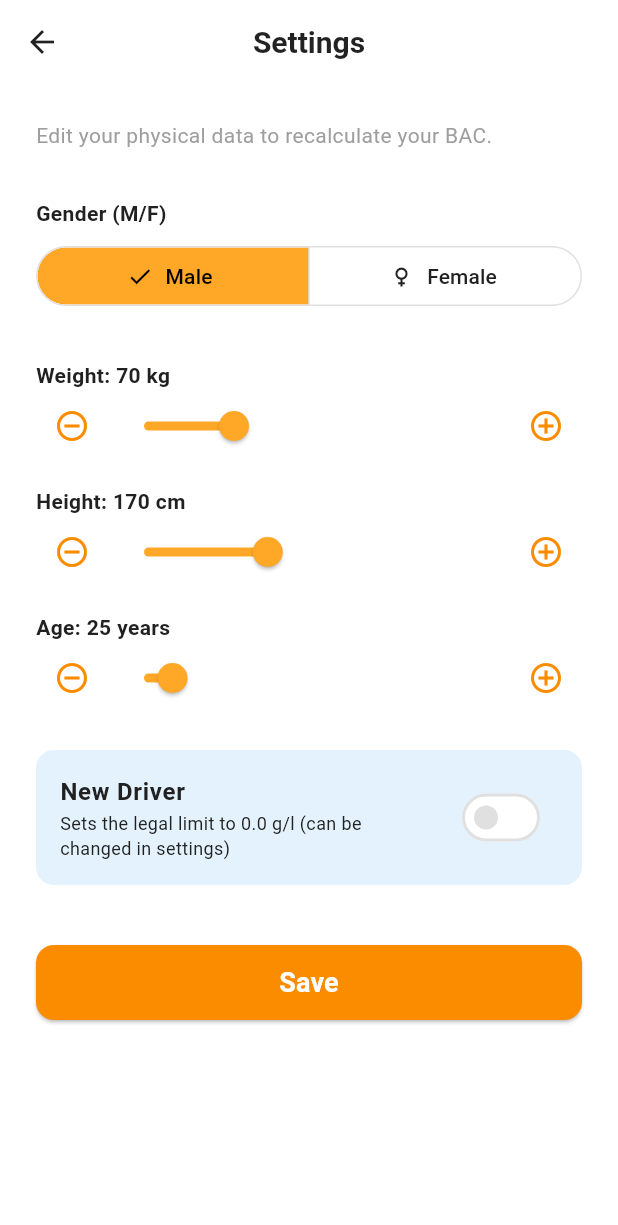
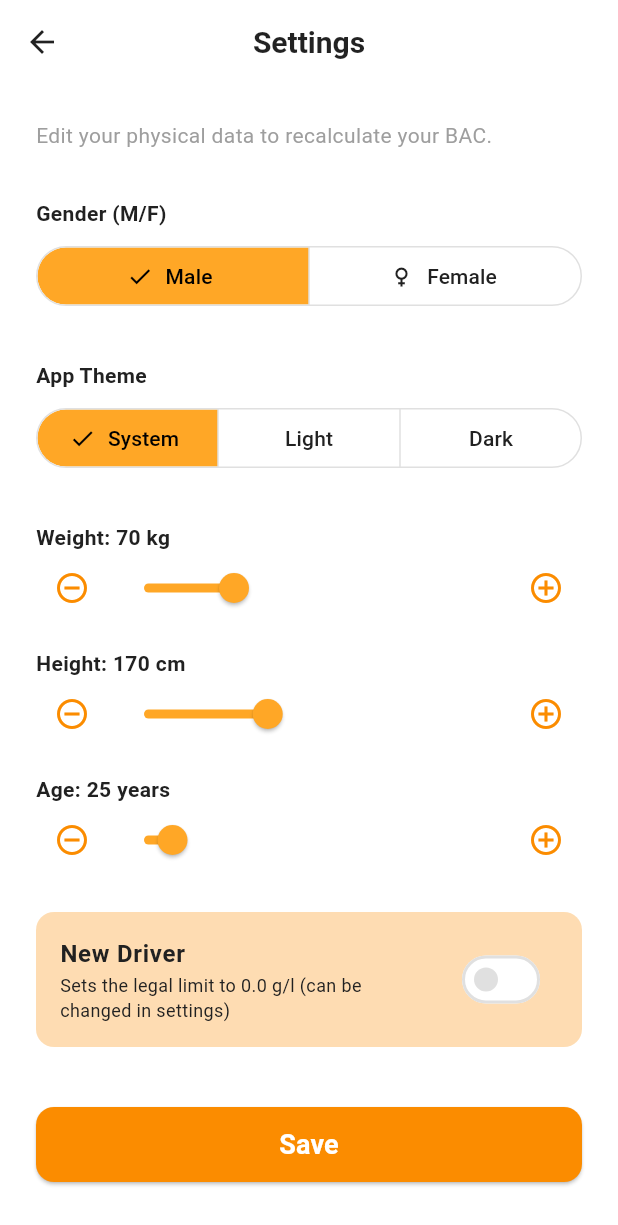
Before and after one commit to ManuCa93/when_can_I_drive_app, a Flutter app: the MainWrapper screen opened directly, after a tap on the "settings" icon, on a phone screen of 412 x 824 dp. Shown: the top 1225 px of the screen. Run offline on Flutter 3.47's test engine with Material 3 defaults, Android fonts, the phone set to English and light mode, and no system bars; our stand-ins replace fl_chart, flutter_local_notifications, flutter_riverpod, percent_indicator, shared_preferences; accounts and stored records are empty.

Commit message:
added dark mode

```diff
--- a/lib/l10n/app_en.arb
+++ b/lib/l10n/app_en.arb
@@ -77,5 +77,9 @@
   },
   "newDriver": "New Driver",
   "newDriverDesc": "Sets the legal limit to 0.0 g/l (can be changed in settings)",
-  "prosecco": "Prosecco"
+  "prosecco": "Prosecco",
+  "themeTitle": "App Theme",
+  "themeSystem": "System",
+  "themeLight": "Light",
+  "themeDark": "Dark"
 }
--- a/lib/l10n/app_it.arb
+++ b/lib/l10n/app_it.arb
@@ -77,5 +77,9 @@
   },
   "newDriver": "Neopatentato",
   "newDriverDesc": "Imposta il limite legale a 0.0 g/l (può essere modificato nelle impostazioni)",
-  "prosecco": "Prosecco"
+  "prosecco": "Prosecco",
+  "themeTitle": "Tema dell'App",
+  "themeSystem": "Sistema",
+  "themeLight": "Chiaro",
+  "themeDark": "Scuro"
 }
--- a/lib/l10n/app_localizations.dart
+++ b/lib/l10n/app_localizations.dart
@@ -505,6 +505,30 @@ abstract class AppLocalizations {
   /// In en, this message translates to:
   /// **'Prosecco'**
   String get prosecco;
+
+  /// No description provided for @themeTitle.
+  ///
+  /// In en, this message translates to:
+  /// **'App Theme'**
+  String get themeTitle;
+
+  /// No description provided for @themeSystem.
+  ///
+  /// In en, this message translates to:
+  /// **'System'**
+  String get themeSystem;
+
+  /// No description provided for @themeLight.
+  ///
+  /// In en, this message translates to:
+  /// **'Light'**
+  String get themeLight;
+
+  /// No description provided for @themeDark.
+  ///
+  /// In en, this message translates to:
+  /// **'Dark'**
+  String get themeDark;
 }
 
 class _AppLocalizationsDelegate
--- a/lib/l10n/app_localizations_en.dart
+++ b/lib/l10n/app_localizations_en.dart
@@ -224,4 +224,16 @@ class AppLocalizationsEn extends AppLocalizations {
 
   @override
   String get prosecco => 'Prosecco';
+
+  @override
+  String get themeTitle => 'App Theme';
+
+  @override
+  String get themeSystem => 'System';
+
+  @override
+  String get themeLight => 'Light';
+
+  @override
+  String get themeDark => 'Dark';
 }
--- a/lib/screens/dashboard_screen.dart
+++ b/lib/screens/dashboard_screen.dart
@@ -137,7 +137,7 @@ class _DashboardScreenState extends ConsumerState<DashboardScreen> {
       padding: const EdgeInsets.only(bottom: 8.0),
       child: RichText(
         text: TextSpan(
-          style: const TextStyle(fontSize: 13, color: Colors.black87),
+          style: TextStyle(fontSize: 13, color: Theme.of(context).colorScheme.onSurface),
           children: [
             TextSpan(text: "$range g/l: ", style: const TextStyle(fontWeight: FontWeight.bold)),
             TextSpan(text: effect),
@@ -242,7 +242,7 @@ class _DashboardScreenState extends ConsumerState<DashboardScreen> {
                   percent: animatedValue,
                   circularStrokeCap: CircularStrokeCap.round,
                   progressColor: circleColor,
-                  backgroundColor: Colors.grey[200]!,
+                  backgroundColor: Colors.grey.withOpacity(0.2),
                   center: Column(
                     mainAxisAlignment: MainAxisAlignment.center,
                     children: [
@@ -276,7 +276,7 @@ class _DashboardScreenState extends ConsumerState<DashboardScreen> {
                 child: Container(
                   margin: const EdgeInsets.symmetric(horizontal: 24),
                   padding: const EdgeInsets.symmetric(horizontal: 16, vertical: 8),
-                  decoration: BoxDecoration(color: Colors.red[50], borderRadius: BorderRadius.circular(20)),
+                  decoration: BoxDecoration(color: Colors.red.withOpacity(0.1), borderRadius: BorderRadius.circular(20)),
                   child: Row(
                     mainAxisSize: MainAxisSize.min,
                     children: [
@@ -306,10 +306,10 @@ class _DashboardScreenState extends ConsumerState<DashboardScreen> {
                   padding: const EdgeInsets.symmetric(horizontal: 16, vertical: 12),
                   decoration: BoxDecoration(
                     // Cambia colore in verde se l'acqua è stata bevuta
-                    color: _isWaterDrank ? Colors.green[50] : Colors.blue[50],
+                    color: _isWaterDrank ? Colors.green.withOpacity(0.1) : Colors.blue.withOpacity(0.1),
                     borderRadius: BorderRadius.circular(16),
                     border: Border.all(
-                      color: _isWaterDrank ? Colors.green[200]! : Colors.blue[100]!
+                      color: _isWaterDrank ? Colors.green.withOpacity(0.3) : Colors.blue.withOpacity(0.3)
                     )
                   ),
                   child: Row(
@@ -368,12 +368,12 @@ class _DashboardScreenState extends ConsumerState<DashboardScreen> {
             Container(
               margin: const EdgeInsets.symmetric(horizontal: 24),
               padding: const EdgeInsets.all(12),
-              decoration: BoxDecoration(color: Colors.grey[100], borderRadius: BorderRadius.circular(12), border: Border.all(color: Colors.grey[300]!)),
+              decoration: BoxDecoration(color: Colors.grey.withOpacity(0.1), borderRadius: BorderRadius.circular(12), border: Border.all(color: Colors.grey.withOpacity(0.2))),
               child: Row(
                 children: [
-                  Icon(Icons.info_outline, size: 18, color: Colors.grey[700]),
+                  Icon(Icons.info_outline, size: 18, color: Colors.grey[500]),
                   const SizedBox(width: 10),
-                  Expanded(child: Text(loc.disclaimer, style: const TextStyle(fontSize: 11, fontWeight: FontWeight.bold, color: Colors.black54))),
+                  Expanded(child: Text(loc.disclaimer, style: const TextStyle(fontSize: 11, fontWeight: FontWeight.bold, color: Colors.grey))),
                 ],
               ),
             ),
--- a/lib/screens/history_screen.dart
+++ b/lib/screens/history_screen.dart
@@ -138,11 +138,9 @@ class _HistoryScreenState extends ConsumerState<HistoryScreen> {
       builder: (context, child) {
         return Theme(
           data: Theme.of(context).copyWith(
-            colorScheme: const ColorScheme.light(
+            colorScheme: Theme.of(context).colorScheme.copyWith(
               primary: Colors.orange,
               onPrimary: Colors.white,
-              surface: Colors.white,
-              onSurface: Colors.black,
             ),
           ),
           child: child!,
@@ -222,10 +220,10 @@ class _HistoryScreenState extends ConsumerState<HistoryScreen> {
                             : loc.customDates,
                         style: TextStyle(
                           fontWeight: FontWeight.bold,
-                          color: hoursSpan == null ? Colors.white : Colors.black87,
+                          color: hoursSpan == null ? Colors.white : theme.colorScheme.onSurface,
                         )
                       ),
-                      backgroundColor: hoursSpan == null ? Colors.orange : Colors.grey[200],
+                      backgroundColor: hoursSpan == null ? Colors.orange : theme.colorScheme.surfaceContainerHighest ?? Colors.grey.withOpacity(0.2),
                       onPressed: _pickDateRange,
                     ),
                   ),
@@ -450,7 +448,7 @@ class _HistoryScreenState extends ConsumerState<HistoryScreen> {
               child: Text(
                 loc.disclaimer,
                 textAlign: TextAlign.center,
-                style: const TextStyle(fontSize: 10, fontWeight: FontWeight.bold, color: Colors.black54),
+                style: const TextStyle(fontSize: 10, fontWeight: FontWeight.bold, color: Colors.grey),
               ),
             ),
             const SizedBox(height: 20),
--- a/lib/screens/main_wrapper.dart
+++ b/lib/screens/main_wrapper.dart
@@ -21,6 +21,9 @@ class _MainWrapperState extends State<MainWrapper> {
 
   @override
   Widget build(BuildContext context) {
+    final theme = Theme.of(context);
+    final isDark = theme.brightness == Brightness.dark;
+
     return Scaffold(
       extendBody: false,
       // --- ANIMAZIONE PREMIUM TRA LE PAGINE ---
@@ -57,7 +60,7 @@ class _MainWrapperState extends State<MainWrapper> {
                 width: 120, // Larghezza fissa per precisione millimetrica
                 padding: const EdgeInsets.all(6),
                 decoration: BoxDecoration(
-                  color: const Color(0xFFEBEBEB).withOpacity(0.98),
+                  color: isDark ? Colors.grey[850] : const Color(0xFFEBEBEB).withOpacity(0.98),
                   borderRadius: BorderRadius.circular(30),
                   boxShadow: [
                     BoxShadow(color: Colors.black.withOpacity(0.06), blurRadius: 15, offset: const Offset(0, 8)),
@@ -76,7 +79,7 @@ class _MainWrapperState extends State<MainWrapper> {
                         width: 48,
                         height: 48,
                         decoration: BoxDecoration(
-                          color: Colors.white,
+                          color: isDark ? Colors.grey[700] : Colors.white,
                           shape: BoxShape.circle,
                           boxShadow: [
                             BoxShadow(color: Colors.black.withOpacity(0.1), blurRadius: 4)
@@ -88,8 +91,8 @@ class _MainWrapperState extends State<MainWrapper> {
                     Row(
                       mainAxisAlignment: MainAxisAlignment.spaceBetween,
                       children: [
-                        _buildNavIcon(0, Icons.data_usage_rounded),
-                        _buildNavIcon(1, Icons.stacked_line_chart_rounded),
+                        _buildNavIcon(0, Icons.data_usage_rounded, isDark),
+                        _buildNavIcon(1, Icons.stacked_line_chart_rounded, isDark),
                       ],
                     ),
                   ],
@@ -139,7 +142,7 @@ class _MainWrapperState extends State<MainWrapper> {
     );
   }
 
-  Widget _buildNavIcon(int index, IconData icon) {
+  Widget _buildNavIcon(int index, IconData icon, bool isDark) {
     final isSelected = _currentIndex == index;
     return GestureDetector(
       onTap: () => setState(() => _currentIndex = index),
@@ -153,7 +156,9 @@ class _MainWrapperState extends State<MainWrapper> {
           duration: const Duration(milliseconds: 200),
           child: Icon(
             icon,
-            color: isSelected ? Colors.black : Colors.black38,
+            color: isSelected
+                ? (isDark ? Colors.white : Colors.black)
+                : (isDark ? Colors.white38 : Colors.black38),
             size: 24,
           ),
         ),
--- a/lib/screens/onboarding_screen.dart
+++ b/lib/screens/onboarding_screen.dart
@@ -111,7 +111,7 @@ class _OnboardingScreenState extends ConsumerState<OnboardingScreen> {
                   // Neopatentato Switch
                   Container(
                     padding: const EdgeInsets.symmetric(vertical: 8),
-                    decoration: BoxDecoration(color: Colors.blue[50], borderRadius: BorderRadius.circular(12)),
+                    decoration: BoxDecoration(color: theme.colorScheme.primaryContainer.withOpacity(0.3), borderRadius: BorderRadius.circular(12)),
                     child: SwitchListTile(
                       activeColor: theme.colorScheme.primary,
                       title: Text(loc.newDriver, style: const TextStyle(fontWeight: FontWeight.bold)),
@@ -126,14 +126,14 @@ class _OnboardingScreenState extends ConsumerState<OnboardingScreen> {
                   // Disclaimer tradotto
                   Container(
                     padding: const EdgeInsets.all(12),
-                    decoration: BoxDecoration(color: Colors.orange[50], borderRadius: BorderRadius.circular(12)),
+                    decoration: BoxDecoration(color: theme.colorScheme.primary.withOpacity(0.1), borderRadius: BorderRadius.circular(12)),
                     child: CheckboxListTile(
                       contentPadding: EdgeInsets.zero,
                       controlAffinity: ListTileControlAffinity.leading,
                       activeColor: theme.colorScheme.primary,
                       title: Text(
                         loc.onboardingDisclaimer,
-                        style: const TextStyle(fontSize: 12, color: Colors.black87),
+                        style: const TextStyle(fontSize: 12),
                       ),
                       value: _acceptedDisclaimer,
                       onChanged: (bool? value) {
--- a/lib/screens/settings_screen.dart
+++ b/lib/screens/settings_screen.dart
@@ -68,6 +68,7 @@ class _SettingsScreenState extends ConsumerState<SettingsScreen> {
   Widget build(BuildContext context) {
     final theme = Theme.of(context);
     final loc = AppLocalizations.of(context)!; // <-- INIZIALIZZAZIONE LINGUA
+    final currentTheme = ref.watch(themeProvider);
 
     return Scaffold(
       appBar: AppBar(
@@ -106,6 +107,25 @@ class _SettingsScreenState extends ConsumerState<SettingsScreen> {
                 ),
                 const SizedBox(height: 32),
 
+                // Selettore Tema
+                Text(loc.themeTitle, style: const TextStyle(fontWeight: FontWeight.w600)),
+                const SizedBox(height: 8),
+                SizedBox(
+                  width: double.infinity,
+                  child: SegmentedButton<ThemeMode>(
+                    segments: [
+                      ButtonSegment(value: ThemeMode.system, label: Text(loc.themeSystem)),
+                      ButtonSegment(value: ThemeMode.light, label: Text(loc.themeLight)),
+                      ButtonSegment(value: ThemeMode.dark, label: Text(loc.themeDark)),
+                    ],
+                    selected: {currentTheme},
+                    onSelectionChanged: (set) {
+                      ref.read(themeProvider.notifier).setTheme(set.first);
+                    },
+                  ),
+                ),
+                const SizedBox(height: 32),
+
                 // TRADOTTO TUTTO: Titoli e unità di misura
                 _buildPreciseSlider(title: loc.weightLabel, value: _weight, min: 40, max: 150, step: 1, unit: loc.unitKg, theme: theme, onChanged: (v) => setState(() => _weight = v)),
                 const SizedBox(height: 16),
@@ -118,7 +138,7 @@ class _SettingsScreenState extends ConsumerState<SettingsScreen> {
                 // Neopatentato Switch
                 Container(
                   padding: const EdgeInsets.symmetric(vertical: 8),
-                  decoration: BoxDecoration(color: Colors.blue[50], borderRadius: BorderRadius.circular(12)),
+                  decoration: BoxDecoration(color: theme.colorScheme.primaryContainer.withOpacity(0.3), borderRadius: BorderRadius.circular(12)),
                   child: SwitchListTile(
                     activeColor: theme.colorScheme.primary,
                     title: Text(loc.newDriver, style: const TextStyle(fontWeight: FontWeight.bold)),
--- a/lib/widgets/add_drink_bottom_sheet.dart
+++ b/lib/widgets/add_drink_bottom_sheet.dart
@@ -144,7 +144,7 @@ class _AddDrinkBottomSheetState extends ConsumerState<AddDrinkBottomSheet> {
 
     return Container(
       padding: const EdgeInsets.fromLTRB(24, 12, 24, 24),
-      decoration: const BoxDecoration(color: Colors.white, borderRadius: BorderRadius.vertical(top: Radius.circular(32))),
+      decoration: BoxDecoration(color: theme.colorScheme.surface, borderRadius: const BorderRadius.vertical(top: Radius.circular(32))),
       child: SingleChildScrollView(
         child: Column(
           crossAxisAlignment: CrossAxisAlignment.start,
```
Also changed, not shown: lib/l10n/app_localizations_it.dart (+12 -0 lines), lib/main.dart (+32 -0 lines), lib/providers/app_providers.dart (+26 -0 lines).
